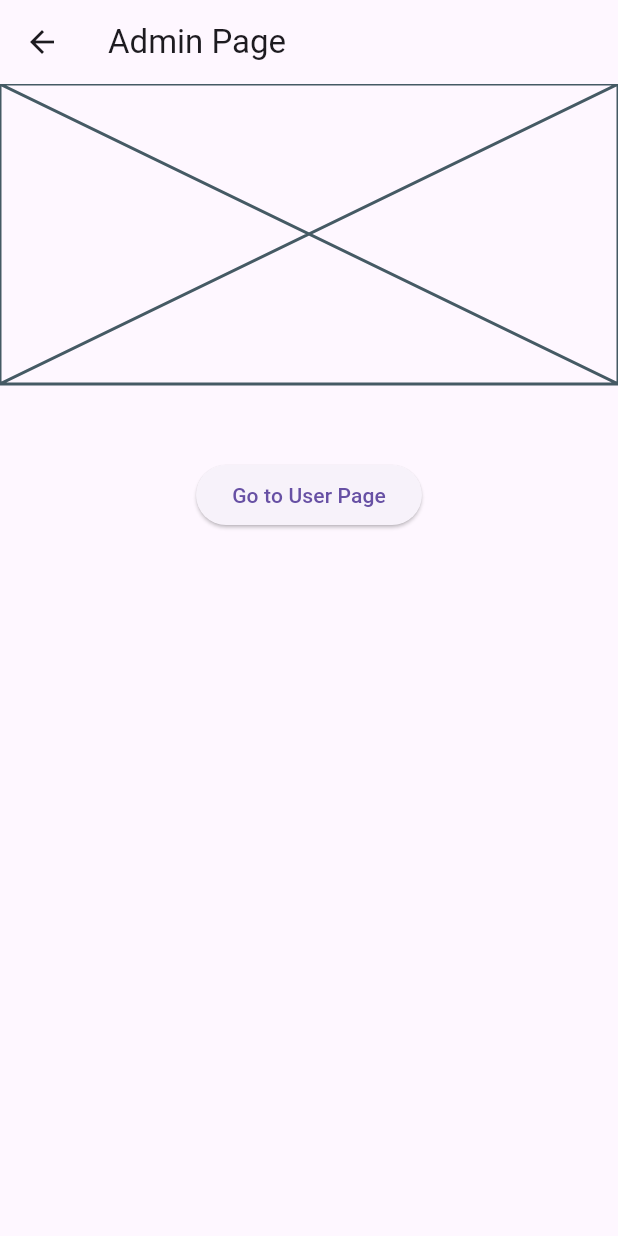
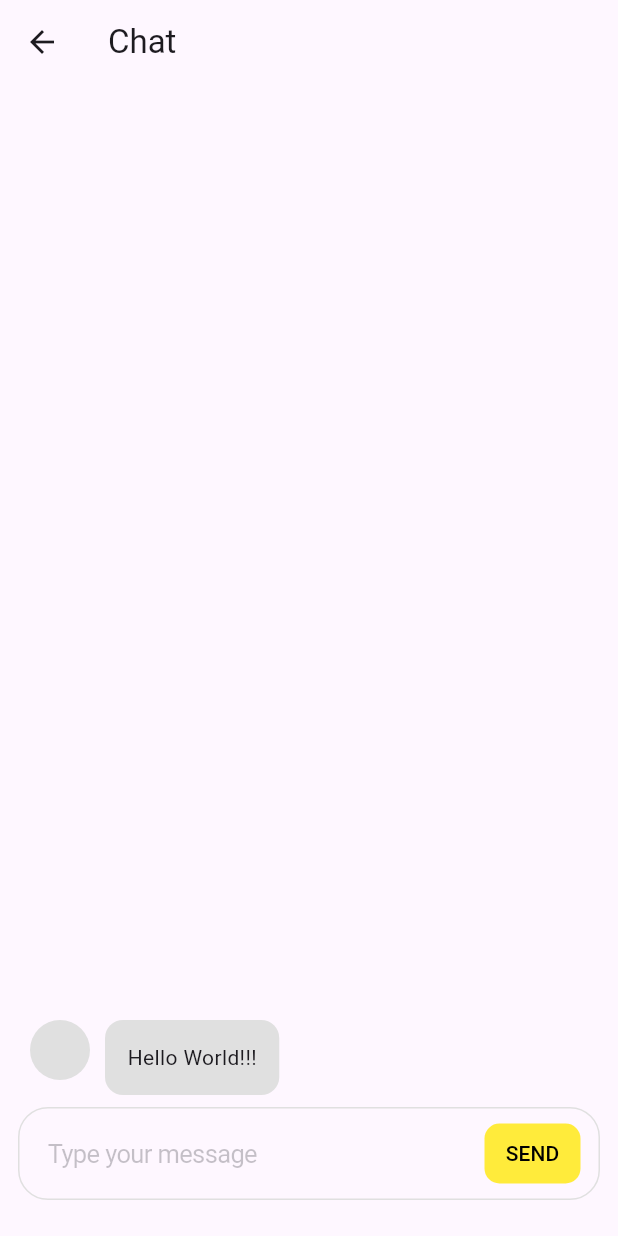
Before and after one commit to xialisuper/login_flutter, a Flutter app: the AdminPage screen opened directly, on a phone screen of 412 x 824 dp. Run offline on Flutter 3.47's test engine with Material 3 defaults, Android fonts, the phone set to English and light mode, and no system bars; our stand-ins replace fluttertoast, image_picker, permission_handler, shared_preferences, sqflite; missing offline and left inert: mobile_scanner; accounts and stored records are empty.

Commit message:
chat animate to bottom

```diff
--- a/lib/Admin/admin_page.dart
+++ b/lib/Admin/admin_page.dart
@@ -1,28 +1,173 @@
+import 'package:flutter/cupertino.dart';
 import 'package:flutter/material.dart';
 
-class AdminPage extends StatelessWidget {
+class AdminPage extends StatefulWidget {
   const AdminPage({super.key});
+
+  @override
+  _AdminPageState createState() => _AdminPageState();
+}
+
+class _AdminPageState extends State<AdminPage> {
+  final TextEditingController _textController = TextEditingController();
+  final ScrollController _scrollController = ScrollController();
+
+  List<ChatMessage> messages = [
+    ChatMessage(text: "Hello World!!!", isSentByUser: false),
+  ];
+
+  @override
+  void initState() {
+    _scrollController.addListener(() {
+      debugPrint(
+          'scrollController: ${_scrollController.position.pixels}, maxScrollExtent: ${_scrollController.position.maxScrollExtent}');
+    });
+    super.initState();
+  }
+
+  void _sendMessage() {
+    if (_textController.text.isNotEmpty) {
+      setState(() {
+        messages.insert(
+            0, ChatMessage(text: _textController.text, isSentByUser: true));
+        _textController.clear();
+      });
+    }
+
+    _scrollController.animateTo(
+      0.1,
+      duration: const Duration(milliseconds: 200),
+      curve: Curves.easeInOut,
+    );
+  }
 
   @override
   Widget build(BuildContext context) {
     return Scaffold(
       appBar: AppBar(
-        title: const Text('Admin Page'),
+        title: const Text("Chat"),
       ),
-      body: Center(
+      body: Padding(
+        padding: const EdgeInsets.symmetric(horizontal: 12),
         child: Column(
-          children: <Widget>[
-            const Placeholder(
-              fallbackHeight: 200,
+          children: [
+            Expanded(
+              child: ListView.builder(
+                padding: const EdgeInsets.all(0),
+                shrinkWrap: true,
+                controller: _scrollController,
+                reverse: true,
+                itemCount: messages.length,
+                itemBuilder: (context, index) {
+                  return ChatMessageBubble(message: messages[index]);
+                },
+              ),
             ),
-            const SizedBox(height: 50),
-            ElevatedButton(
-              onPressed: () {},
-              child: const Text('Go to User Page'),
+            _ChatEnterBar(
+              textController: _textController,
+              sendMessage: _sendMessage,
             ),
+            const SizedBox(height: 24),
           ],
         ),
       ),
     );
   }
 }
+
+class _ChatEnterBar extends StatelessWidget {
+  const _ChatEnterBar({
+    super.key,
+    required this.textController,
+    required this.sendMessage,
+  });
+
+  final TextEditingController textController;
+  final void Function() sendMessage;
+
+  @override
+  Widget build(BuildContext context) {
+    return Container(
+      decoration: BoxDecoration(
+        border: Border.all(color: Colors.grey[300]!, width: 1),
+        borderRadius: BorderRadius.circular(20),
+      ),
+      padding: const EdgeInsets.symmetric(horizontal: 12, vertical: 6),
+      child: Row(
+        children: [
+          Expanded(
+            child: CupertinoTextField.borderless(
+              controller: textController,
+              placeholder: 'Type your message',
+            ),
+          ),
+          const SizedBox(width: 10),
+          TextButton(
+            style: TextButton.styleFrom(
+              backgroundColor: Colors.yellow,
+              foregroundColor: Colors.black,
+              shape: RoundedRectangleBorder(
+                borderRadius: BorderRadius.circular(10),
+              ),
+            ),
+            onPressed: sendMessage,
+            child: const Text('SEND'),
+          ),
+        ],
+      ),
+    );
+  }
+}
+
+class ChatMessage {
+  final String text;
+  final bool isSentByUser;
+
+  ChatMessage({required this.text, required this.isSentByUser});
+}
+
+class ChatMessageBubble extends StatelessWidget {
+  final ChatMessage message;
+
+  const ChatMessageBubble({super.key, required this.message});
+
+  @override
+  Widget build(BuildContext context) {
+    return Padding(
+      padding: const EdgeInsets.all(8.0),
+      child: Row(
+        mainAxisAlignment: message.isSentByUser
+            ? MainAxisAlignment.end
+            : MainAxisAlignment.start,
+        crossAxisAlignment: CrossAxisAlignment.start,
+        children: [
+          if (!message.isSentByUser)
+            CircleAvatar(
+              backgroundColor: Colors.grey[300],
+            ),
+          Flexible(
+            // wrap your Container with Flexible
+            child: Container(
+              margin: const EdgeInsets.symmetric(horizontal: 10),
+              padding: const EdgeInsets.all(15),
+              decoration: BoxDecoration(
+                color: message.isSentByUser
+                    ? Colors.yellow[700]
+                    : Colors.grey[300],
+                borderRadius: BorderRadius.circular(12),
+              ),
+              child: Text(
+                message.text,
+                softWrap: true, // let the text wrap onto the next line
+              ),
+            ),
+          ),
+          if (message.isSentByUser)
+            CircleAvatar(
+              backgroundColor: Colors.yellow[200],
+            ),
+        ],
+      ),
+    );
+  }
+}
--- a/lib/login/login_page.dart
+++ b/lib/login/login_page.dart
@@ -2,7 +2,6 @@
 
 import 'package:flutter/cupertino.dart';
 import 'package:flutter/material.dart';
-import 'package:fluttertoast/fluttertoast.dart';
 
 import 'package:login_flutter/Admin/admin_page.dart';
 import 'package:login_flutter/User/user_page.dart';
```
